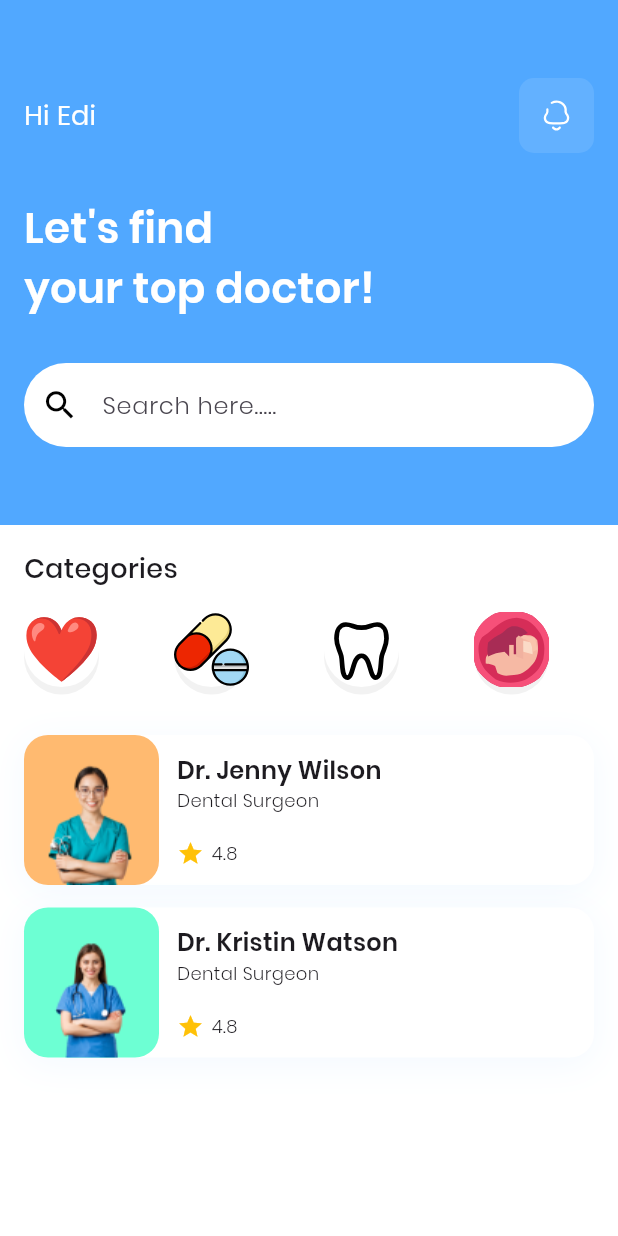
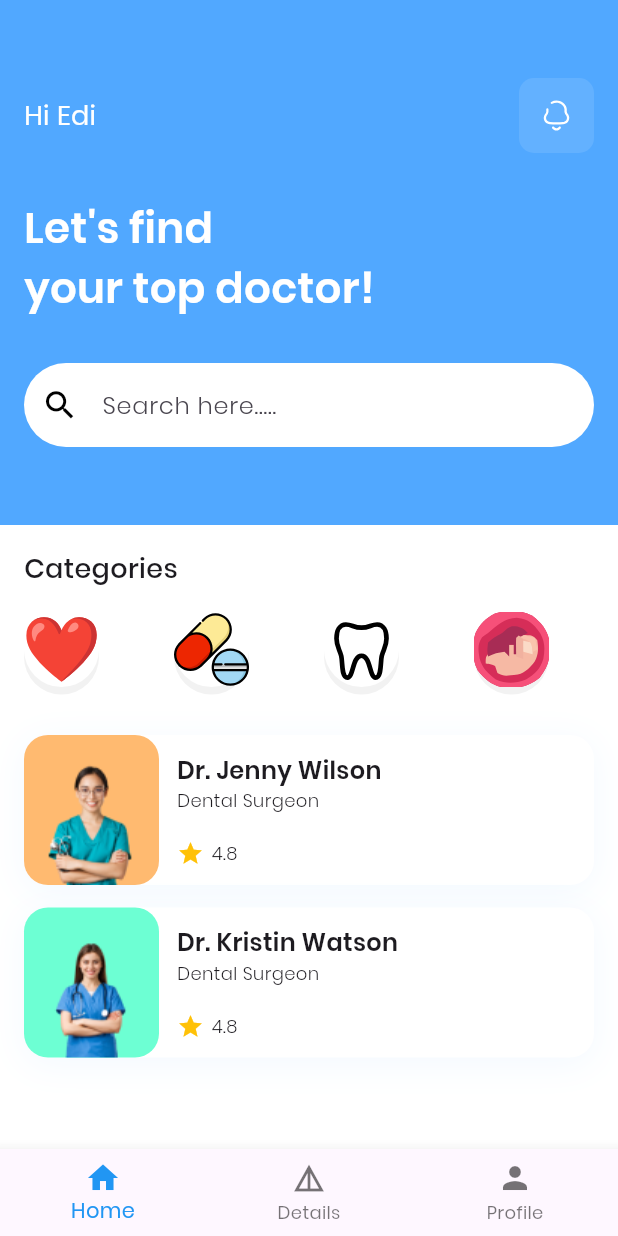
Before and after one commit to Hanaf1/mHealth_flutter, a Flutter app: the screen it shows after launch, on a phone screen of 412 x 824 dp. Run offline on Flutter 3.47's test engine with Material 3 defaults, Android fonts, the phone set to English and light mode, and no system bars; our stand-ins replace flutter_svg.

Commit message:
add bottom nav

```diff
--- a/lib/main.dart
+++ b/lib/main.dart
@@ -1,3 +1,4 @@
+import 'package:app_1/pages/BottomNavBar.dart';
 import 'package:app_1/pages/home.dart';
 import 'package:flutter/material.dart';
 
@@ -18,6 +19,6 @@ class MyApp extends StatelessWidget {
             colorScheme: ColorScheme.fromSeed(seedColor: Colors.deepPurple),
             useMaterial3: true,
             fontFamily: 'Poppins'),
-        home: const HomePage());
+        home: const BottomNavBar());
   }
 }
--- a/lib/models/doctor.dart
+++ b/lib/models/doctor.dart
@@ -6,6 +6,7 @@ class DoctorModel {
   Color imageBox;
   List<String> specialties;
   List<CalendarModel> calendar;
+  List<TimeModel> time;
   String bio;
   double score;
 
@@ -17,6 +18,7 @@ class DoctorModel {
     required this.score,
     required this.bio,
     required this.calendar,
+    required this.time,
   });
 
   static List<DoctorModel> getDoctors() {
@@ -39,7 +41,14 @@ class DoctorModel {
             CalendarModel(dayNumber: 15, dayName: 'Mon', isSelected: false),
             CalendarModel(dayNumber: 16, dayName: 'Tue', isSelected: true),
             CalendarModel(dayNumber: 17, dayName: 'Wed', isSelected: false),
-          ]));
+          ],
+          time: [
+            TimeModel(time: "09.00 AM", isSelected: true),
+            TimeModel(time: "09.00 AM", isSelected: false),
+            TimeModel(time: "09.00 AM", isSelected: false),
+            TimeModel(time: "09.00 AM", isSelected: false),
+          ]
+          ));
       doctors.add(DoctorModel(
           name: 'Dr. Kristin Watson',
           image: 'assets/images/Doctor1.png',
@@ -57,7 +66,15 @@ class DoctorModel {
             CalendarModel(dayNumber: 15, dayName: 'Mon', isSelected: false),
             CalendarModel(dayNumber: 16, dayName: 'Tue', isSelected: true),
             CalendarModel(dayNumber: 17, dayName: 'Wed', isSelected: false),
-          ]));
+          ],
+             time: [
+            TimeModel(time: "09.00 AM", isSelected: true),
+            TimeModel(time: "09.00 AM", isSelected: false),
+            TimeModel(time: "09.00 AM", isSelected: false),
+            TimeModel(time: "09.00 AM", isSelected: false),
+          ]
+
+          ));
       return doctors;
     }
   }
@@ -73,3 +90,10 @@ class CalendarModel {
       required this.dayName,
       required this.isSelected});
 }
+
+class TimeModel {
+  final String time;
+  bool isSelected;
+
+  TimeModel({required this.time, required this.isSelected});
+}
--- /dev/null
+++ b/lib/pages/BottomNavBar.dart
@@ -0,0 +1,50 @@
+import 'package:flutter/material.dart';
+import 'home.dart'; // Import your pages
+
+class BottomNavBar extends StatefulWidget {
+  const BottomNavBar({super.key});
+
+  @override
+  _BottomNavBarState createState() => _BottomNavBarState();
+}
+
+class _BottomNavBarState extends State<BottomNavBar> {
+  int _selectedIndex = 0;
+
+  // List of pages corresponding to each tab
+  final List<Widget> _pages = [
+    const HomePage(),
+  ];
+
+  void _onItemTapped(int index) {
+    setState(() {
+      _selectedIndex = index;
+    });
+  }
+
+  @override
+  Widget build(BuildContext context) {
+    return Scaffold(
+      body: _pages[_selectedIndex], // Display the selected page
+      bottomNavigationBar: BottomNavigationBar(
+        items: const <BottomNavigationBarItem>[
+          BottomNavigationBarItem(
+            icon: Icon(Icons.home),
+            label: 'Home',
+          ),
+          BottomNavigationBarItem(
+            icon: Icon(Icons.details),
+            label: 'Details',
+          ),
+          BottomNavigationBarItem(
+            icon: Icon(Icons.person),
+            label: 'Profile',
+          ),
+        ],
+        currentIndex: _selectedIndex,
+        selectedItemColor: Colors.blue,
+        onTap: _onItemTapped,
+      ),
+    );
+  }
+}
```
Also changed, not shown: lib/pages/details.dart (+76 -1 lines).
